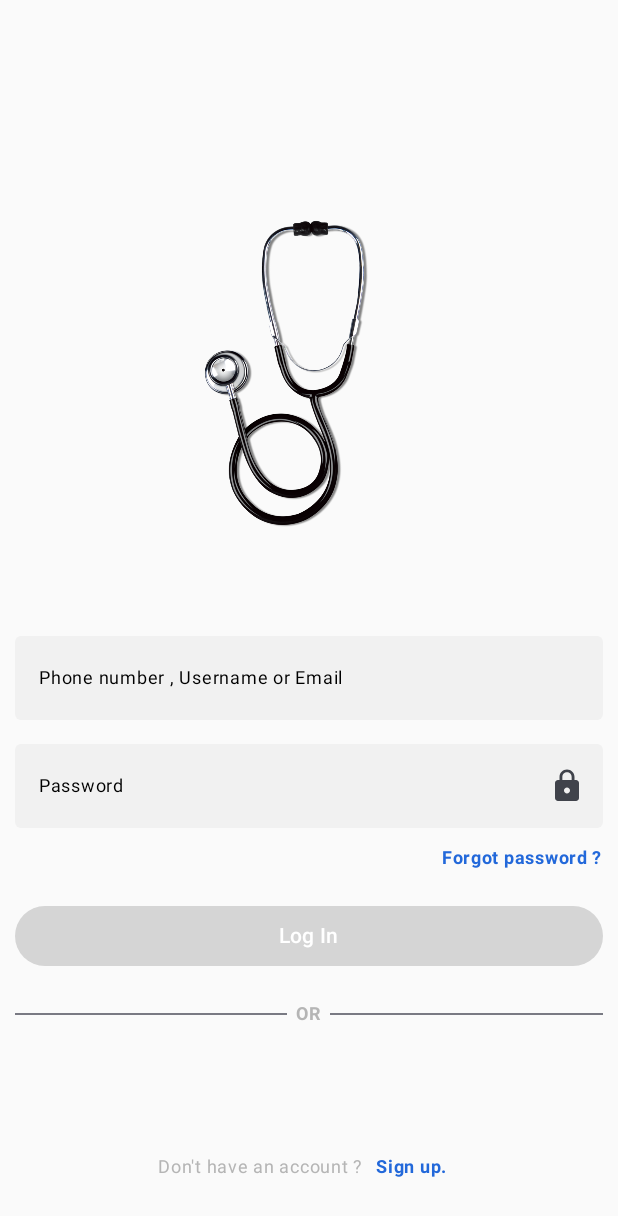
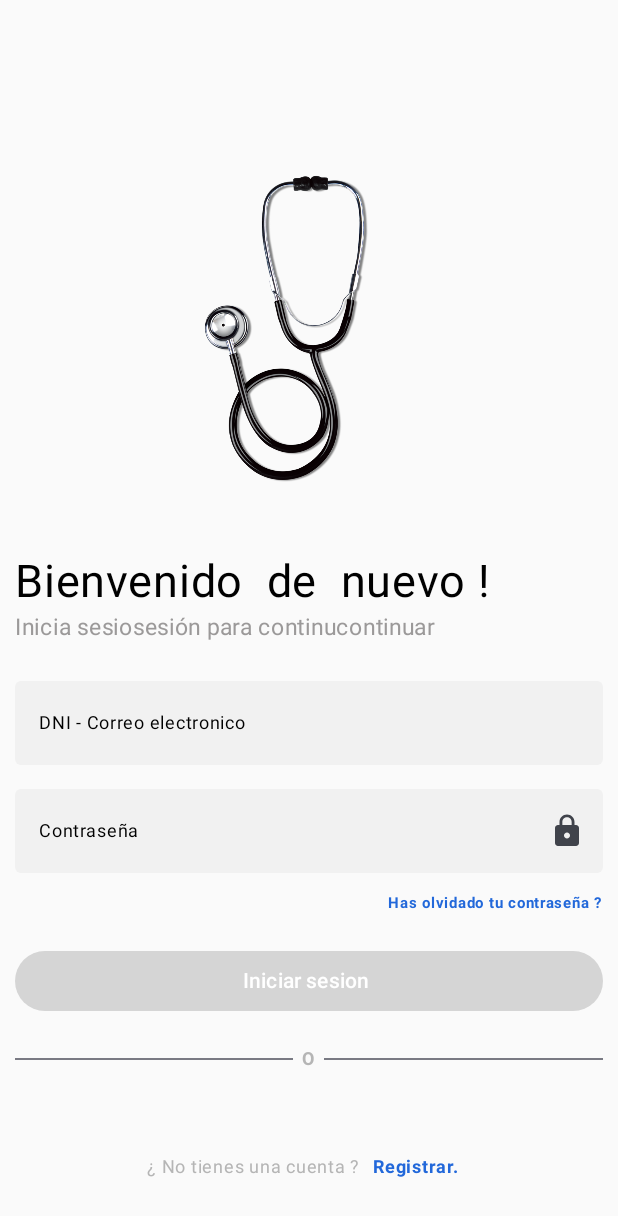
Before and after one commit to RamziSeghir23/HospitalDataManager, an Android app built with Jetpack Compose: the screen it shows after launch (MainActivity), on a phone screen of 412 x 824 dp. Shown: the top 1216 px of the screen. Run offline under Robolectric (Android 15) with nearby library versions, the phone set to English and light mode, and no system bars.

```diff
--- a/app/src/main/java/com/android/hospitaldatamanager/MainActivity.kt
+++ b/app/src/main/java/com/android/hospitaldatamanager/MainActivity.kt
@@ -3,6 +3,7 @@ package com.android.hospitaldatamanager
 import android.os.Bundle
 import androidx.activity.ComponentActivity
 import androidx.activity.compose.setContent
+import com.android.hospitaldatamanager.pantallas.doctores.RegistroDoctores
 
 import com.android.hospitaldatamanager.ui.theme.HospitalDataManagerTheme
 import com.androuid.jetpackcomposeinstagram.iniciar_sesion
--- a/app/src/main/java/com/android/hospitaldatamanager/pantallas/pantallaPrincipal/iniciar_sesion.kt
+++ b/app/src/main/java/com/android/hospitaldatamanager/pantallas/pantallaPrincipal/iniciar_sesion.kt
@@ -88,11 +88,11 @@ fun SignUp() {
         horizontalArrangement = Arrangement.Center
     ) {
         Text(
-            text = "Don't have an account ?", fontSize = 12.sp,
+            text = "¿ No tienes una cuenta ?", fontSize = 12.sp,
             color = Color(0xFFB5B5B5)
         )
         Text(
-            text = "Sign up.",
+            text = "Registrar.",
             modifier = Modifier.padding(horizontal = 8.dp),
             fontSize = 12.sp,
             fontWeight = FontWeight.Bold,
@@ -151,7 +151,7 @@ fun LoginDivider() {
         )
 
         Text(
-            text = "OR",
+            text = "O",
             modifier = Modifier.padding(horizontal = 6.dp),
             fontSize = 12.sp,
             fontWeight = FontWeight.Bold,
@@ -180,7 +180,7 @@ fun LoginButton(LoginEnable: Boolean) {
 
         )
     ) {
-        Text(text = "Log In")
+        Text(text = "Iniciar sesion ")
     }
 }
 fun enabledLogin(email: String, password: String) =
@@ -191,8 +191,8 @@ fun enabledLogin(email: String, password: String) =
 @Composable
 fun FprgotPassword(modifier: Modifier) {
     Text(
-        text = "Forgot password ?",
-        fontSize = 12.sp,
+        text = "Has olvidado tu contraseña ?",
+        fontSize = 10.sp,
         fontWeight = FontWeight.Bold,
         color = Color(0xff2268Da),
         modifier = modifier
@@ -209,7 +209,7 @@ fun Password(password: String, onTextChanged: (String) -> Unit) {
         value = password, onValueChange = { onTextChanged(it) },
         modifier = Modifier
             .fillMaxWidth(),
-        label = { Text(text = "Password", color = Color.Black, fontSize = 12.sp) },
+        label = { Text(text = "Contraseña", color = Color.Black, fontSize = 12.sp) },
         maxLines = 1,
         singleLine = true,
         colors = TextFieldDefaults.textFieldColors(
@@ -248,7 +248,7 @@ fun Email(email: String, onTextChanged: (String) -> Unit) {
         },
         modifier = Modifier
             .fillMaxWidth(),
-        label = { Text(text = "Phone number , Username or Email", color = Color.Black, fontSize = 12.sp) },
+        label = { Text(text = "DNI - Correo electronico", color = Color.Black, fontSize = 12.sp) },
         maxLines = 1,
         singleLine = true,
         keyboardOptions = KeyboardOptions(keyboardType = KeyboardType.Email),
@@ -267,5 +267,12 @@ fun Email(email: String, onTextChanged: (String) -> Unit) {
 @Composable
 fun ImageLogo(modifier: Modifier) {
 
-Image(painterResource(id = R.drawable.pngwing_com )  , contentDescription ="" ,Modifier.size(300.dp).padding(start = 80.dp))
+Image(painterResource(id = R.drawable.pngwing_com )  , contentDescription ="" ,
+    Modifier
+        .size(300.dp)
+        .padding(start = 80.dp))
+    Column {
+        Text(text = "Bienvenido  de  nuevo !", fontSize = 30.sp)
+        Text(text = "Inicia sesiosesión para continucontinuar ",color = Color(0xF5979595), fontSize = 15.sp)
+    }
 }
```
Also changed, not shown: app/src/main/java/com/android/hospitaldatamanager/pantallas/doctores/RegistroDoctores.kt (+26 -0 lines), app/src/main/java/com/android/hospitaldatamanager/pantallas/pacientes/RegistroPacientes.kt (+25 -1 lines), app/src/main/res/drawable/dni.png (added).
